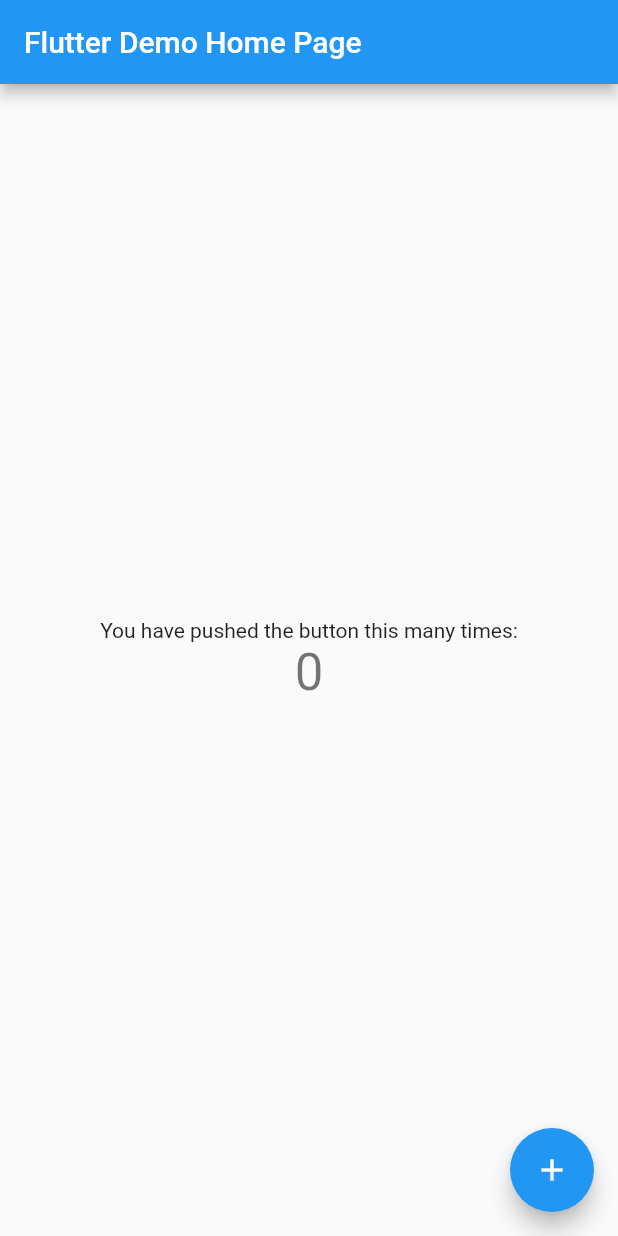
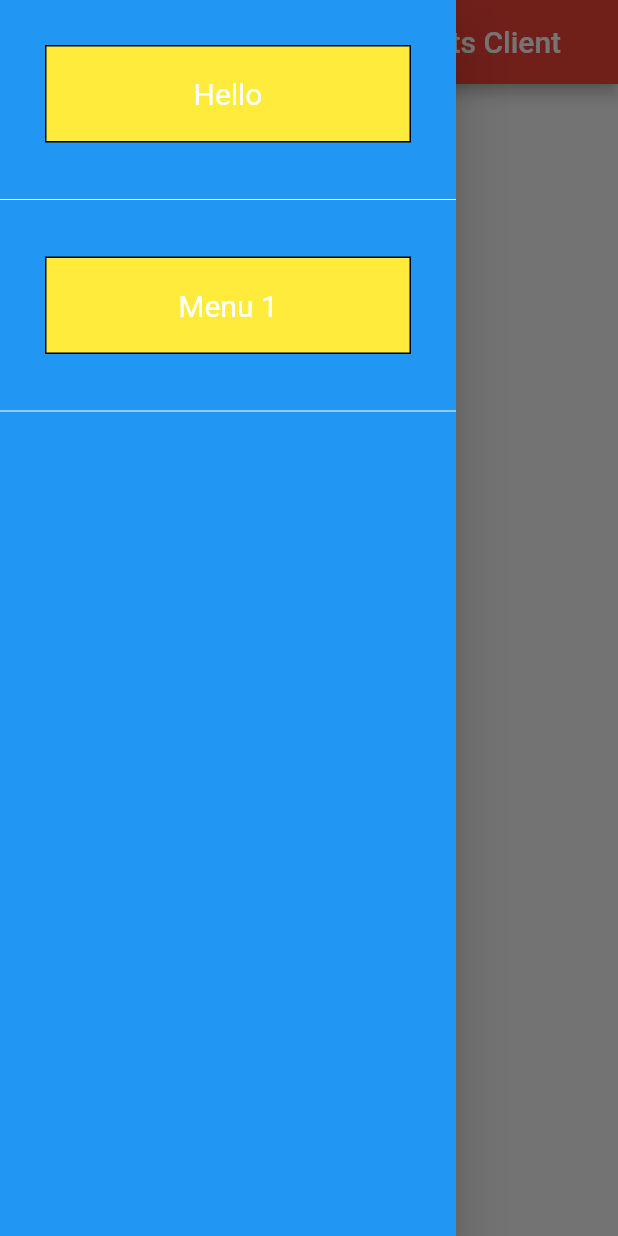
Before and after one commit to seanr89/FlutterEvents, a Flutter app: the screen it shows after launch, with the side drawer open (before the commit the screen has no drawer), on a phone screen of 412 x 824 dp. Run offline on Flutter 3.47's test engine with Material 2 defaults, Android fonts, the phone set to English and light mode, and no system bars.

```diff
--- a/eventsclient/lib/main.dart
+++ b/eventsclient/lib/main.dart
@@ -1,3 +1,4 @@
+import 'package:eventsclient/my_drawer.dart';
 import 'package:flutter/material.dart';
 
 void main() {
@@ -11,7 +12,7 @@ class MyApp extends StatelessWidget {
   @override
   Widget build(BuildContext context) {
     return MaterialApp(
-      title: 'Flutter Demo',
+      title: 'Flutter Web Events App',
       theme: ThemeData(
         // This is the theme of your application.
         //
@@ -22,13 +23,24 @@ class MyApp extends StatelessWidget {
         // or simply save your changes to "hot reload" in a Flutter IDE).
         // Notice that the counter didn't reset back to zero; the application
         // is not restarted.
-        primarySwatch: Colors.blue,
+        primarySwatch: Colors.red,
       ),
-      home: const MyHomePage(title: 'Flutter Demo Home Page'),
+      home: Scaffold(
+        appBar: AppBar(
+          title: const Text('Welcome to Flutter - Events Client'),
+        ),
+        body: const Center(
+          child: Text('Hello World from Sean Rafferty'),
+        ),
+        drawer: MyDrawer(),
+      ),
+      //home: const MyHomePage(title: 'Flutter Demo Home Page'),
     );
   }
 }
 
+
+/*
 class MyHomePage extends StatefulWidget {
   const MyHomePage({Key? key, required this.title}) : super(key: key);
 
@@ -113,3 +125,4 @@ class _MyHomePageState extends State<MyHomePage> {
     );
   }
 }
+*/
--- /dev/null
+++ b/eventsclient/lib/my_drawer.dart
@@ -0,0 +1,45 @@
+import 'package:flutter/material.dart';
+
+/**
+ * App Drawer Widget Support
+ */
+class MyDrawer extends StatelessWidget {
+  @override
+  Widget build(BuildContext context) {
+    return Theme(
+      data: Theme.of(context).copyWith(canvasColor: Colors.blue),
+      child: Drawer(
+        child: ListView(
+          padding: EdgeInsets.zero,
+          children: <Widget>[
+            _buildLabel("Hello"),
+            _buildDivider(),
+            _buildLabel("Menu 1"),
+            _buildDivider(),
+          ],
+        ),
+      ),
+    );
+  }
+
+  Divider _buildDivider() {
+    return Divider(
+      color: Colors.white,
+    );
+  }
+
+  Widget _buildLabel(String text) {
+    return Container(
+        margin: EdgeInsets.all(30),
+        padding: EdgeInsets.all(20),
+        decoration: BoxDecoration(
+          color: Colors.yellow,
+          border: Border.all(color: Colors.black),
+        ),
+        child: Text(
+          text,
+          textAlign: TextAlign.center,
+          style: TextStyle(fontSize: 20, color: Colors.white),
+        ));
+  }
+}
```
Also changed, not shown: eventsclient/firebase.json (added), 3 other files.
